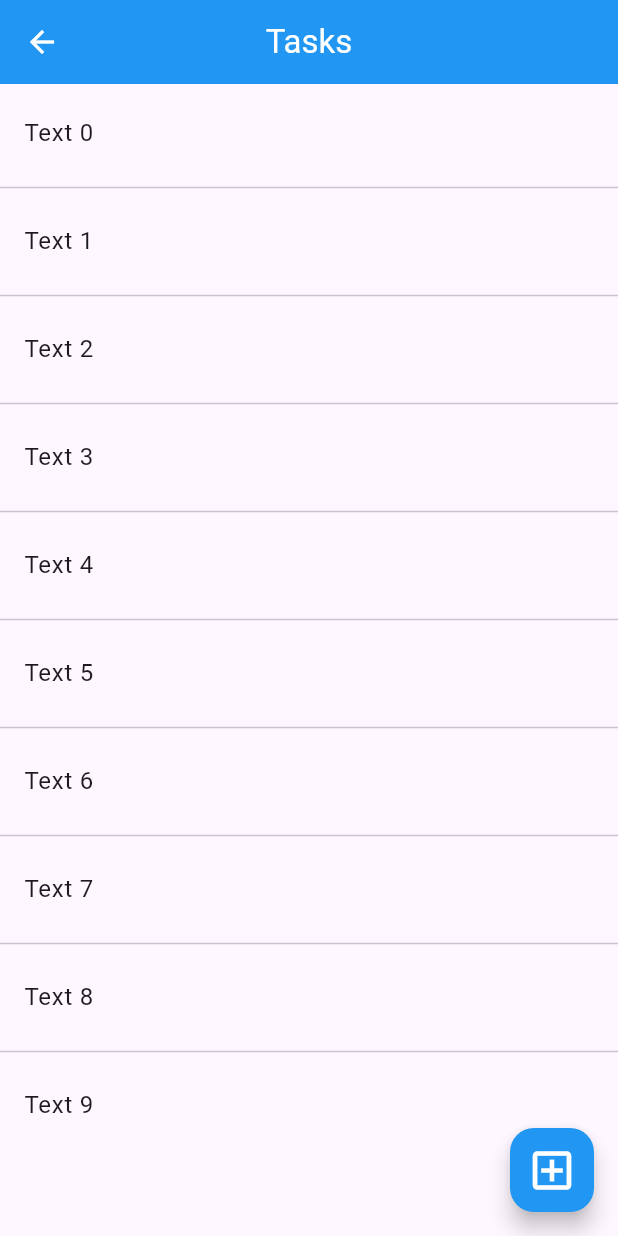
After one commit to DenUP/TODO_LIST, a Flutter app: the _TasksWidgetBody screen opened directly, on a phone screen of 412 x 824 dp. The commit adds this screen. Run offline on Flutter 3.47's test engine with Material 3 defaults, Android fonts, the phone set to English and light mode, and no system bars; our stand-ins replace flutter_slidable, hive, hive_flutter; accounts and stored records are empty.

Commit message:
add: 58_1_B

```diff
--- a/lib/app/my_app.dart
+++ b/lib/app/my_app.dart
@@ -1,6 +1,7 @@
 import 'package:flutter/material.dart';
 import 'package:todo_list/task_form/task_form_widget.dart';
 import 'package:todo_list/tasks/tasks_widget.dart';
+
 import 'package:todo_list/widgets/groups_form_widget.dart';
 import 'package:todo_list/widgets/groups_widget.dart';
 
@@ -15,8 +16,8 @@ class App extends StatelessWidget {
       routes: {
         '/groups': (context) => const GroupsWidget(),
         '/groups/form': (context) => const GroupsFormWidget(),
-        // '/groups/tasks': (context) => const TasksWidget(),
-        // '/groups/tasks/form': (context) => const TaskFormWidget(),
+        '/groups/tasks': (context) => const TasksWidget(),
+        '/groups/tasks/form': (context) => const TaskFormWidget(),
       },
     );
   }
--- /dev/null
+++ b/lib/tasks/tasks_widget.dart
@@ -0,0 +1,73 @@
+import 'package:flutter/material.dart';
+
+class TasksWidget extends StatefulWidget {
+  const TasksWidget({super.key});
+
+  @override
+  State<TasksWidget> createState() => _TasksWidgetState();
+}
+
+class _TasksWidgetState extends State<TasksWidget> {
+  @override
+  Widget build(BuildContext context) {
+    final groupKey = ModalRoute.of(context)!.settings.arguments as int;
+
+    return _TasksWidgetBody();
+  }
+}
+
+class _TasksWidgetBody extends StatelessWidget {
+  const _TasksWidgetBody({super.key});
+
+  @override
+  Widget build(BuildContext context) {
+    return Scaffold(
+      appBar: AppBar(
+        backgroundColor: Colors.blue,
+        foregroundColor: Colors.white,
+        centerTitle: true,
+        title: const Text('Tasks'),
+      ),
+      body: SafeArea(
+          child: Padding(
+        padding: const EdgeInsets.only(top: 5),
+        child: _TasksWidgetList(),
+      )),
+      floatingActionButton: FloatingActionButton(
+        onPressed: () {
+          Navigator.of(context).pushNamed('/groups/form');
+        },
+        backgroundColor: Colors.blue,
+        foregroundColor: Colors.white,
+        child: const Icon(
+          Icons.add_box_outlined,
+          size: 34,
+        ),
+      ),
+    );
+  }
+}
+
+class _TasksWidgetList extends StatelessWidget {
+  const _TasksWidgetList({super.key});
+
+  @override
+  Widget build(BuildContext context) {
+    return ListView.separated(
+        itemBuilder: (context, index) => _TasksWidgetListRow(indexList: index),
+        separatorBuilder: (context, index) => const Divider(),
+        itemCount: 10);
+  }
+}
+
+class _TasksWidgetListRow extends StatelessWidget {
+  final int indexList;
+  const _TasksWidgetListRow({super.key, required this.indexList});
+
+  @override
+  Widget build(BuildContext context) {
+    return ListTile(
+      title: Text('Text $indexList'),
+    );
+  }
+}
--- a/lib/widgets/groups_widget.dart
+++ b/lib/widgets/groups_widget.dart
@@ -1,6 +1,7 @@
 import 'package:flutter/material.dart';
 import 'package:todo_list/model/groups_widget_model.dart';
 import 'package:flutter_slidable/flutter_slidable.dart';
+import 'package:todo_list/tasks/tasks_widget.dart';
 
 class GroupsWidget extends StatefulWidget {
   const GroupsWidget({super.key});
@@ -98,6 +99,7 @@ class _GroupsWidgetListRow extends StatelessWidget {
       ),
       child: ListTile(
         title: Text(group.name),
+        onTap: () => _model.showTask(context, indexList),
       ),
     );
   }
```
Also changed, not shown: lib/domain/entity/task.dart (added, +13 -0 lines), lib/model/groups_widget_model.dart (+14 -1 lines), lib/task_form/task_form_widget.dart (added, +24 -0 lines), lib/task_form/task_form_widget_model.dart (added, +26 -0 lines), lib/tasks/tasks_widget_model.dart (added, +26 -0 lines), lib/domain/entity/task.g.dart (added).
